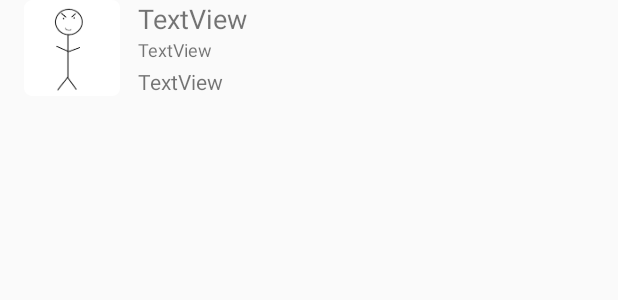
After one commit to AllenZB/orbital, an Android app: the layout single_chat.xml on its own in the app's theme, with its tools: preview values and no code run, on a phone screen of 412 x 824 dp. The commit adds this screen. Shown: the top 300 px of the screen. Run offline under Robolectric (Android 15) with nearby library versions, the phone set to English and light mode, and no system bars.

Commit message:
add the chat conversation

```diff
--- a/TIO/app/src/main/java/com/example/wxhgxj/tio/ContactsFragment.java
+++ b/TIO/app/src/main/java/com/example/wxhgxj/tio/ContactsFragment.java
@@ -71,7 +71,7 @@ public class ContactsFragment extends Fragment {
 
             @Override
             protected void onBindViewHolder(@NonNull ContactViewHolder holder, int position, @NonNull Contacts model) {
-                //get the id of the current view
+                //get the id of the current item
                 final String listUid = getRef(position).getKey();
                 final ContactViewHolder currentHolder = holder;
                 holder.setTime(model.getTime());
--- /dev/null
+++ b/TIO/app/src/main/res/layout/single_chat.xml
@@ -0,0 +1,53 @@
+<?xml version="1.0" encoding="utf-8"?>
+<RelativeLayout xmlns:android="http://schemas.android.com/apk/res/android"
+    xmlns:app="http://schemas.android.com/apk/res-auto"
+    android:layout_width="match_parent"
+    android:layout_height="wrap_content">
+
+    <ImageView
+        android:id="@+id/chatUserOnline"
+        android:layout_width="14dp"
+        android:layout_height="14dp"
+        android:layout_alignParentEnd="true"
+        android:layout_alignParentTop="true"
+        android:layout_marginEnd="4dp"
+        android:layout_marginTop="4dp"
+        android:visibility="invisible"
+        app:srcCompat="@android:drawable/presence_online" />
+
+    <ImageView
+        android:id="@+id/imageView4"
+        android:layout_width="72dp"
+        android:layout_height="64dp"
+        android:layout_alignParentStart="true"
+        android:layout_alignParentTop="true"
+        android:layout_marginStart="12dp"
+        app:srcCompat="@mipmap/ic_user_sample_round" />
+
+    <TextView
+        android:id="@+id/chatFromUser"
+        android:layout_width="wrap_content"
+        android:layout_height="wrap_content"
+        android:layout_alignParentStart="true"
+        android:layout_alignParentTop="true"
+        android:layout_marginStart="92dp"
+        android:text="TextView"
+        android:textSize="18sp" />
+
+    <TextView
+        android:id="@+id/lastChatTime"
+        android:layout_width="wrap_content"
+        android:layout_height="wrap_content"
+        android:layout_alignStart="@+id/chatFromUser"
+        android:layout_below="@+id/chatFromUser"
+        android:text="TextView"
+        android:textSize="12sp" />
+
+    <TextView
+        android:id="@+id/lastChatContent"
+        android:layout_width="wrap_content"
+        android:layout_height="wrap_content"
+        android:layout_alignBottom="@+id/imageView4"
+        android:layout_alignStart="@+id/chatFromUser"
+        android:text="TextView" />
+</RelativeLayout>
```
Also changed, not shown: TIO/app/src/main/java/com/example/wxhgxj/tio/Chat.java (added, +29 -0 lines), TIO/app/src/main/java/com/example/wxhgxj/tio/ChatFragment.java (+119 -1 lines), TIO/app/src/main/java/com/example/wxhgxj/tio/ChatViewHolder.java (added, +41 -0 lines), TIO/app/src/main/res/layout/fragment_chat.xml (+4 -4 lines).
